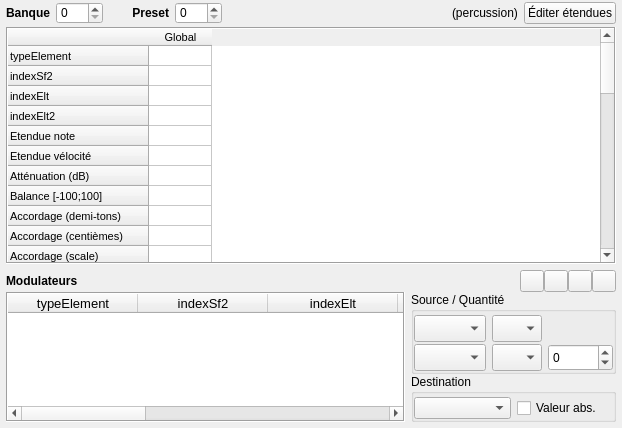
Above: trunk/pages/page_prst.ui from davy7125/polyphone before the change. Below: the same form after it.
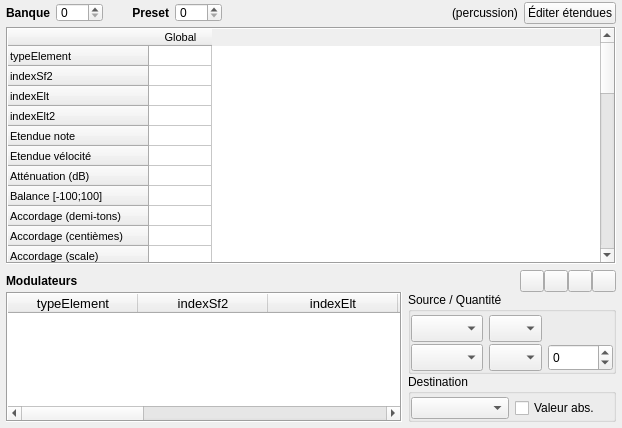
That is the form after the change. Icons and pictures are not drawn. Custom widgets are drawn as their Qt base class.

```diff
--- a/trunk/pages/page_prst.ui
+++ b/trunk/pages/page_prst.ui
@@ -89,10 +89,16 @@
       </item>
       <item>
        <widget class="SpinBox" name="spinBank">
+        <property name="minimumSize">
+         <size>
+          <width>0</width>
+          <height>19</height>
+         </size>
+        </property>
         <property name="maximumSize">
          <size>
-          <width>60</width>
-          <height>27</height>
+          <width>16777215</width>
+          <height>19</height>
          </size>
         </property>
         <property name="accelerated">
@@ -133,10 +139,16 @@
       </item>
       <item>
        <widget class="SpinBox" name="spinPreset">
+        <property name="minimumSize">
+         <size>
+          <width>0</width>
+          <height>19</height>
+         </size>
+        </property>
         <property name="maximumSize">
          <size>
           <width>60</width>
-          <height>27</height>
+          <height>19</height>
          </size>
         </property>
         <property name="accelerated">
@@ -824,7 +836,7 @@
                </property>
                <property name="maximumSize">
                 <size>
-                 <width>50</width>
+                 <width>53</width>
                  <height>27</height>
                 </size>
                </property>
@@ -868,7 +880,7 @@
                </property>
                <property name="maximumSize">
                 <size>
-                 <width>50</width>
+                 <width>53</width>
                  <height>27</height>
                 </size>
                </property>
```
